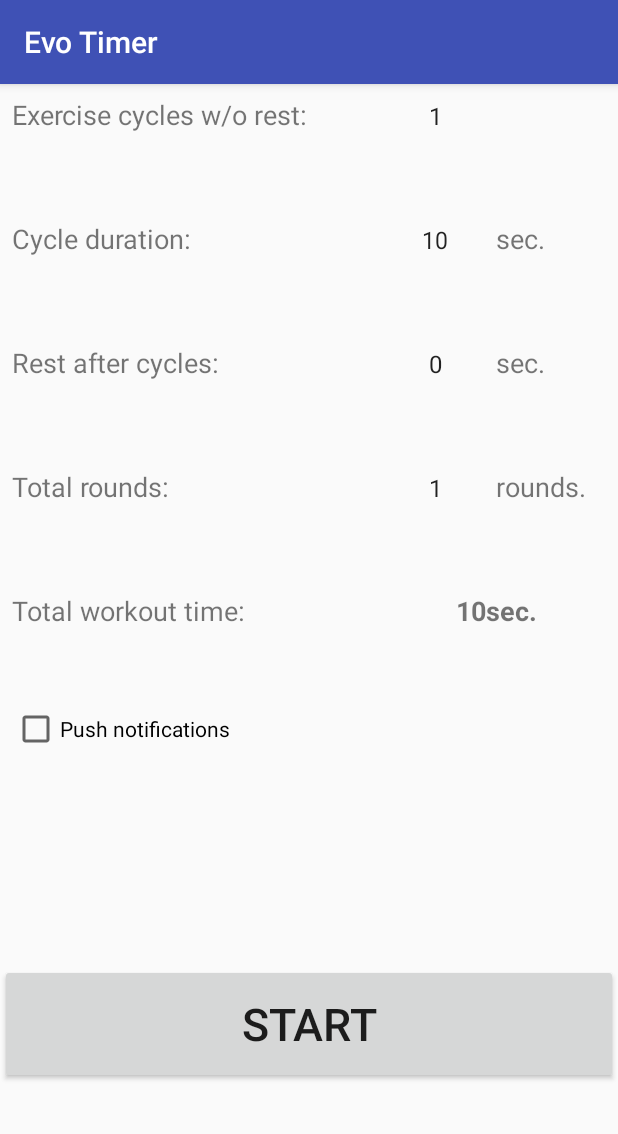
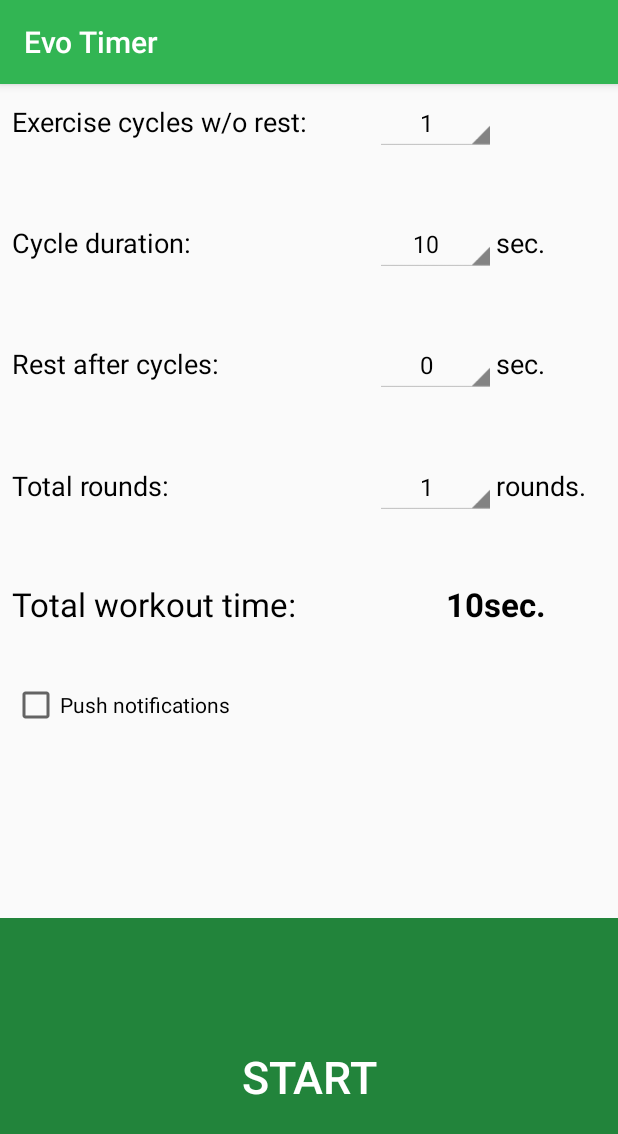
Before and after one commit to epnikolov/evoTimer, an Android app: the screen it shows after launch (MainActivity), on a phone screen of 412 x 824 dp. Shown: the top 1134 px of the screen. Run offline under Robolectric (Android 15) with nearby library versions, the phone set to English and light mode, and no system bars.

Commit message:
New colors, fixed bugs

```diff
--- a/app/src/main/java/evo/evotimer/MainActivity.java
+++ b/app/src/main/java/evo/evotimer/MainActivity.java
@@ -5,6 +5,7 @@ import android.app.NotificationManager;
 import android.content.Context;
 import android.os.Build;
 import android.support.v4.app.NotificationCompat;
+import android.support.v4.content.ContextCompat;
 import android.support.v7.app.AppCompatActivity;
 import android.os.Bundle;
 import android.view.View;
@@ -34,6 +35,7 @@ public class MainActivity extends AppCompatActivity {
 
         AdapterView.OnItemSelectedListener listener = new OnSpinnerItemSelectListener(this, totalTimeTextView,
                 cyclesNumSp, cycleDuratSp, restDuratSp, roundNumSp);
+
 
         cyclesNumSp.setOnItemSelectedListener(listener);
         cycleDuratSp.setOnItemSelectedListener(listener);
--- a/app/src/main/java/evo/evotimer/events/OnStartStopClickListener.java
+++ b/app/src/main/java/evo/evotimer/events/OnStartStopClickListener.java
@@ -1,12 +1,7 @@
 package evo.evotimer.events;
 
-import android.app.NotificationManager;
-import android.app.PendingIntent;
-import android.content.Context;
-import android.content.Intent;
 import android.media.MediaPlayer;
-import android.support.v4.app.NotificationCompat;
-import android.support.v4.app.NotificationManagerCompat;
+import android.support.v4.content.ContextCompat;
 import android.view.View;
 import android.widget.Button;
 import android.widget.CheckBox;
@@ -63,12 +58,14 @@ public class OnStartStopClickListener implements View.OnClickListener {
         if(started){
             started = false;
             startB.setText("Start");
+            startB.setBackgroundColor(ContextCompat.getColor(mainActivity, R.color.colorPrimaryDark));
             timer.cancel();
             timeTextView.setText(Helper.getMinSecStrFromSec(remainingSeconds));
 
         } else {
             started = true;
             startB.setText("Stop");
+            startB.setBackgroundColor(ContextCompat.getColor(mainActivity, R.color.customRed));
             CheckBox cbNotifications = mainActivity.findViewById(R.id.notificationsCb);
             final boolean isNotifOn = cbNotifications.isChecked();
             timer = new Timer("countdown", false);
@@ -95,6 +92,7 @@ public class OnStartStopClickListener implements View.OnClickListener {
             mainActivity.runOnUiThread(() -> {
                 Button bStartStop = mainActivity.findViewById(R.id.startStopButton);
                 bStartStop.setText("Start");
+                bStartStop.setBackgroundColor(ContextCompat.getColor(mainActivity, R.color.colorPrimaryDark));
                 timeTextView.setText("DONE!");
                 if(isNotifOn) {
                     mainActivity.sendNotification("Completed!", "End.", 003);
@@ -106,7 +104,7 @@ public class OnStartStopClickListener implements View.OnClickListener {
 
         if(WorkoutEventType.CYCLE_STARTING.equals(eventType)){
             mainActivity.runOnUiThread(() -> {
-                timeTextView.setTextColor(mainActivity.getResources().getColor(R.color.holoGreen));
+                timeTextView.setTextColor(ContextCompat.getColor(mainActivity, R.color.colorPrimaryDark));
                 if(isNotifOn) {
                     mainActivity.sendNotification("GO!", "GO!", 001);
                 }
@@ -119,7 +117,7 @@ public class OnStartStopClickListener implements View.OnClickListener {
             mediaPlayerRest.start();
 
             mainActivity.runOnUiThread(() -> {
-                timeTextView.setTextColor(mainActivity.getResources().getColor(R.color.customCrey));
+                timeTextView.setTextColor(ContextCompat.getColor(mainActivity, R.color.customCrey));
                 if(isNotifOn) {
                     mainActivity.sendNotification("Rest...", "Rest...", 002);
                 }
--- a/app/src/main/res/layout/activity_main.xml
+++ b/app/src/main/res/layout/activity_main.xml
@@ -10,17 +10,18 @@
     <TableRow
         android:layout_width="match_parent"
         android:layout_height="wrap_content"
-        android:layout_weight="2"
+        android:layout_weight="1.5"
         android:weightSum="10">
 
         <TextView
             android:id="@+id/textView"
             android:layout_width="0dp"
             android:layout_height="wrap_content"
-            android:layout_weight="6"
             android:layout_marginStart="8dp"
             android:layout_marginTop="8dp"
+            android:layout_weight="6"
             android:text="Exercise cycles w/o rest:"
+            android:textColor="@android:color/black"
             android:textSize="18sp" />
 
         <Spinner
@@ -29,9 +30,9 @@
             android:layout_height="wrap_content"
             android:layout_marginTop="8dp"
             android:layout_weight="2"
-            android:background="@null"
             android:entries="@array/cycles"
             android:textAlignment="center"
+            android:theme="@android:style/Theme.Holo.Light.DarkActionBar"
             android:visibility="visible" />
 
         <TextView
@@ -47,8 +48,8 @@
     <TableRow
         android:layout_width="match_parent"
         android:layout_height="match_parent"
-        android:layout_weight="2"
-        android:weightSum="10" >
+        android:layout_weight="1.5"
+        android:weightSum="10">
 
         <TextView
             android:id="@+id/textView10"
@@ -58,6 +59,7 @@
             android:layout_marginTop="8dp"
             android:layout_weight="6"
             android:text="Cycle duration:"
+            android:textColor="@android:color/black"
             android:textSize="18sp" />
 
         <Spinner
@@ -66,9 +68,9 @@
             android:layout_height="wrap_content"
             android:layout_marginTop="8dp"
             android:layout_weight="2"
-            android:background="@null"
             android:entries="@array/secondsCycle"
             android:textAlignment="center"
+            android:theme="@android:style/Theme.Holo.Light.DarkActionBar"
             android:visibility="visible" />
 
         <TextView
@@ -78,14 +80,15 @@
             android:layout_marginTop="8dp"
             android:layout_weight="2"
             android:text="sec."
+            android:textColor="@android:color/black"
             android:textSize="18sp" />
     </TableRow>
 
     <TableRow
         android:layout_width="match_parent"
         android:layout_height="match_parent"
-        android:layout_weight="2"
-        android:weightSum="10" >
+        android:layout_weight="1.5"
+        android:weightSum="10">
 
         <TextView
             android:id="@+id/textView5"
@@ -95,6 +98,7 @@
             android:layout_marginTop="8dp"
             android:layout_weight="6"
             android:text="Rest after cycles:"
+            android:textColor="@android:color/black"
             android:textSize="18sp" />
 
         <Spinner
@@ -103,9 +107,9 @@
             android:layout_height="wrap_content"
             android:layout_marginTop="8dp"
             android:layout_weight="2"
-            android:background="@null"
             android:entries="@array/secondsRest"
-            android:textAlignment="center" />
+            android:textAlignment="center"
+            android:theme="@android:style/Theme.Holo.Light.DarkActionBar" />
 
         <TextView
             android:id="@+id/textView8"
@@ -114,14 +118,15 @@
             android:layout_marginTop="8dp"
             android:layout_weight="2"
             android:text="sec."
+            android:textColor="@android:color/black"
             android:textSize="18sp" />
     </TableRow>
 
     <TableRow
         android:layout_width="match_parent"
         android:layout_height="match_parent"
-        android:layout_weight="2"
-        android:weightSum="10" >
+        android:layout_weight="1.5"
+        android:weightSum="10">
 
         <TextView
             android:id="@+id/textView7"
@@ -131,6 +136,7 @@
             android:layout_marginTop="8dp"
             android:layout_weight="6"
             android:text="Total rounds:"
+            android:textColor="@android:color/black"
             android:textSize="18sp" />
 
         <Spinner
@@ -139,9 +145,9 @@
             android:layout_height="wrap_content"
             android:layout_marginTop="8dp"
             android:layout_weight="2"
-            android:background="@null"
             android:entries="@array/rounds"
-            android:textAlignment="center" />
+            android:textAlignment="center"
+            android:theme="@android:style/Theme.Holo.Light.DarkActionBar" />
 
         <TextView
             android:id="@+id/textView4"
@@ -150,6 +156,7 @@
             android:layout_marginTop="8dp"
             android:layout_weight="2"
             android:text="rounds."
+            android:textColor="@android:color/black"
             android:textSize="18sp" />
 
     </TableRow>
@@ -157,7 +164,7 @@
     <TableRow
         android:layout_width="match_parent"
         android:layout_height="match_parent"
-        android:layout_weight="2"
+        android:layout_weight="1.5"
         android:weightSum="10">
 
         <TextView
@@ -168,7 +175,8 @@
             android:layout_marginTop="8dp"
             android:layout_weight="6"
             android:text="Total workout time: "
-            android:textSize="18sp" />
+            android:textColor="@android:color/black"
+            android:textSize="22sp" />
 
         <TextView
             android:id="@+id/totalTimeTextView"
@@ -177,14 +185,16 @@
             android:layout_marginTop="8dp"
             android:layout_weight="4"
             android:textAlignment="center"
-            android:textSize="18sp"
+            android:textColor="@android:color/black"
+            android:textSize="22sp"
             android:textStyle="bold" />
 
     </TableRow>
 
     <TableRow
         android:layout_width="match_parent"
-        android:layout_height="match_parent">
+        android:layout_height="match_parent"
+        android:layout_weight="0.3">
 
         <CheckBox
             android:id="@+id/notificationsCb"
@@ -192,23 +202,24 @@
             android:layout_height="wrap_content"
             android:layout_marginStart="8dp"
             android:text="Push notifications"
+            android:textColorLink="@color/customCrey"
             android:textSize="14sp" />
     </TableRow>
 
     <TableRow
         android:layout_width="match_parent"
         android:layout_height="match_parent"
-        android:layout_weight="2"
+        android:layout_weight="1.5"
         android:weightSum="10">
 
         <TextView
             android:id="@+id/countdownTv"
             android:layout_width="wrap_content"
-            android:layout_height="wrap_content"
+            android:layout_height="match_parent"
             android:layout_marginTop="8dp"
             android:layout_weight="10"
             android:textAlignment="center"
-            android:textColor="@android:color/holo_green_dark"
+            android:textColor="@color/colorPrimaryDark"
             android:textSize="55sp"
             android:textStyle="bold" />
     </TableRow>
@@ -216,17 +227,16 @@
     <TableRow
         android:layout_width="match_parent"
         android:layout_height="match_parent"
-        android:layout_weight="3"
+        android:layout_weight="6.7"
         android:weightSum="10">
 
         <Button
             android:id="@+id/startStopButton"
-            android:layout_width="wrap_content"
-            android:layout_height="80dp"
-            android:layout_marginTop="8dp"
+            android:layout_height="match_parent"
             android:layout_weight="10"
-            android:elevation="8dp"
+            android:background="@color/colorPrimaryDark"
             android:text="Start"
+            android:textColor="@android:color/white"
             android:textSize="30sp" />
     </TableRow>
 
--- a/app/src/main/res/values/colors.xml
+++ b/app/src/main/res/values/colors.xml
@@ -1,8 +1,8 @@
 <?xml version="1.0" encoding="utf-8"?>
 <resources>
-    <color name="colorPrimary">#3F51B5</color>
-    <color name="colorPrimaryDark">#303F9F</color>
-    <color name="colorAccent">#FF4081</color>
-    <color name="holoGreen">#FF669900</color>
-    <color name="customCrey">#80323232</color>
+    <color name="colorPrimary">#32b553</color>
+    <color name="colorPrimaryDark">#22843b</color>
+    <color name="colorAccent">#32b553</color>
+    <color name="customCrey">#7a7c7b</color>
+    <color name="customRed">#bc2525</color>
 </resources>
```
